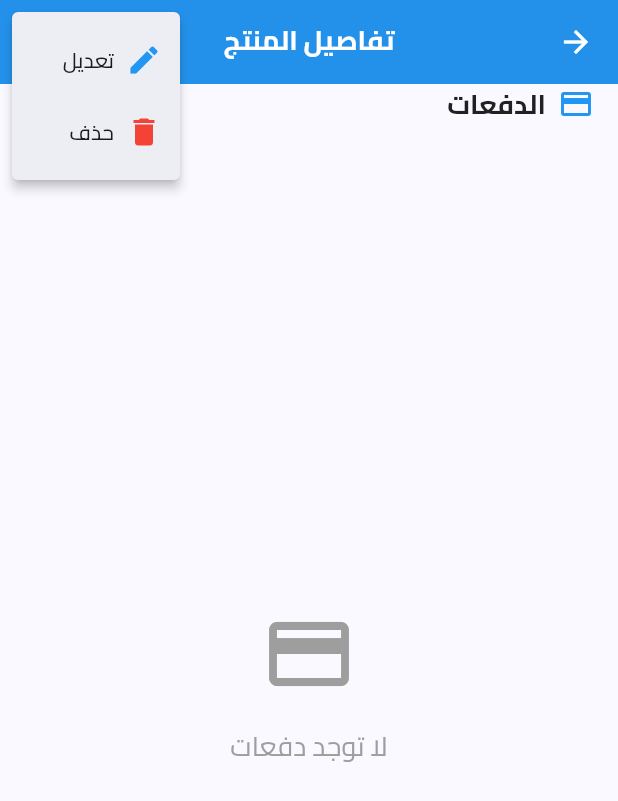
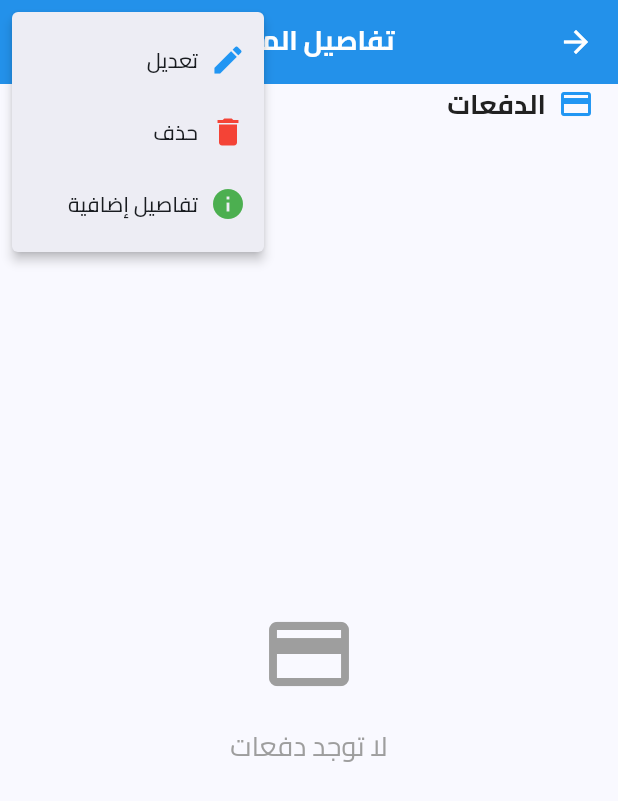
Before and after one commit to aalitariq44/integrated_installment_system, a Flutter app: the ProductDetailsPage screen opened directly with empty values, after a tap on the "more vert" icon, on a phone screen of 412 x 824 dp. Shown: the top 801 px of the screen. Run offline on Flutter 3.47's test engine with Material 3 defaults, Android fonts, the phone set to English and light mode, and no system bars; our stand-ins replace equatable, flutter_bloc, pdf, printing, share_plus, sqflite and 1 more; accounts and stored records are empty.

Commit message:
افهمني اريد في صفحة تفاصيل السلعة السعر الاصلي والربح يكونن غير ظاهرات واضف بجانب زر التعديل والحذف زر التفاصيل الاضافية يعرض فيها نافذة منبثقة تعرض فقط السعر الاصلي والربح

```diff
--- a/lib/features/products/presentation/pages/product_details_page.dart
+++ b/lib/features/products/presentation/pages/product_details_page.dart
@@ -104,6 +104,9 @@ class _ProductDetailsPageState extends State<ProductDetailsPage> {
                 case 'delete':
                   _showDeleteDialog();
                   break;
+                case 'additional_details':
+                  _showAdditionalDetailsDialog();
+                  break;
               }
             },
             itemBuilder: (BuildContext context) => [
@@ -124,6 +127,16 @@ class _ProductDetailsPageState extends State<ProductDetailsPage> {
                     Icon(Icons.delete, color: Colors.red),
                     SizedBox(width: 8),
                     Text('حذف'),
+                  ],
+                ),
+              ),
+              const PopupMenuItem<String>(
+                value: 'additional_details',
+                child: Row(
+                  children: [
+                    Icon(Icons.info, color: Colors.green),
+                    SizedBox(width: 8),
+                    Text('تفاصيل إضافية'),
                   ],
                 ),
               ),
@@ -229,29 +242,6 @@ class _ProductDetailsPageState extends State<ProductDetailsPage> {
                                 crossAxisAlignment: CrossAxisAlignment.start,
                                 children: [
                                   Text(
-                                    'السعر الأصلي',
-                                    style: TextStyle(
-                                      fontSize: 12,
-                                      color: Colors.grey[600],
-                                    ),
-                                  ),
-                                  Text(
-                                    CurrencyUtils.formatCurrency(
-                                      product!.originalPrice,
-                                    ),
-                                    style: const TextStyle(
-                                      fontSize: 16,
-                                      fontWeight: FontWeight.bold,
-                                    ),
-                                  ),
-                                ],
-                              ),
-                            ),
-                            Expanded(
-                              child: Column(
-                                crossAxisAlignment: CrossAxisAlignment.start,
-                                children: [
-                                  Text(
                                     'السعر النهائي',
                                     style: TextStyle(
                                       fontSize: 12,
@@ -276,33 +266,9 @@ class _ProductDetailsPageState extends State<ProductDetailsPage> {
 
                         const SizedBox(height: 12),
 
-                        // الربح
+                        // فترة الدفع
                         Row(
                           children: [
-                            Expanded(
-                              child: Column(
-                                crossAxisAlignment: CrossAxisAlignment.start,
-                                children: [
-                                  Text(
-                                    'الربح',
-                                    style: TextStyle(
-                                      fontSize: 12,
-                                      color: Colors.grey[600],
-                                    ),
-                                  ),
-                                  Text(
-                                    CurrencyUtils.formatCurrency(
-                                      product!.profit,
-                                    ),
-                                    style: const TextStyle(
-                                      fontSize: 16,
-                                      fontWeight: FontWeight.bold,
-                                      color: Colors.green,
-                                    ),
-                                  ),
-                                ],
-                              ),
-                            ),
                             Expanded(
                               child: Column(
                                 crossAxisAlignment: CrossAxisAlignment.start,
@@ -715,6 +681,53 @@ class _ProductDetailsPageState extends State<ProductDetailsPage> {
     }
   }
 
+  void _showAdditionalDetailsDialog() {
+    showDialog(
+      context: context,
+      builder: (BuildContext context) {
+        return AlertDialog(
+          title: const Text('تفاصيل إضافية'),
+          content: Column(
+            mainAxisSize: MainAxisSize.min,
+            children: [
+              Row(
+                children: [
+                  const Text('السعر الأصلي: '),
+                  Text(
+                    CurrencyUtils.formatCurrency(product!.originalPrice),
+                    style: const TextStyle(
+                      fontWeight: FontWeight.bold,
+                      color: Colors.blue,
+                    ),
+                  ),
+                ],
+              ),
+              const SizedBox(height: 12),
+              Row(
+                children: [
+                  const Text('الربح: '),
+                  Text(
+                    CurrencyUtils.formatCurrency(product!.profit),
+                    style: const TextStyle(
+                      fontWeight: FontWeight.bold,
+                      color: Colors.green,
+                    ),
+                  ),
+                ],
+              ),
+            ],
+          ),
+          actions: [
+            TextButton(
+              onPressed: () => Navigator.of(context).pop(),
+              child: const Text('إغلاق'),
+            ),
+          ],
+        );
+      },
+    );
+  }
+
   void _confirmDeletePayment(int paymentId) {
     final _passwordController = TextEditingController();
     final _formKey = GlobalKey<FormState>();
```
